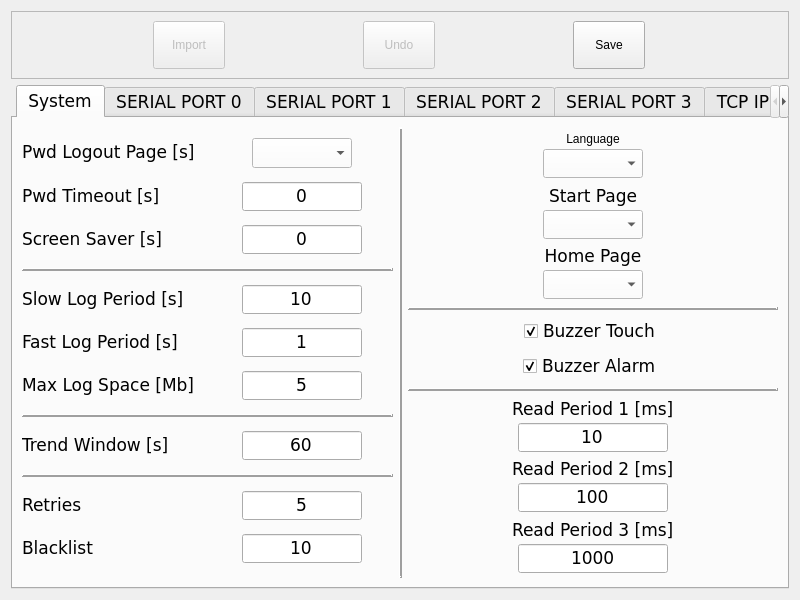
Qt form cte/mectsettings.ui (MECTsrl/mect_plugins) before a commit.
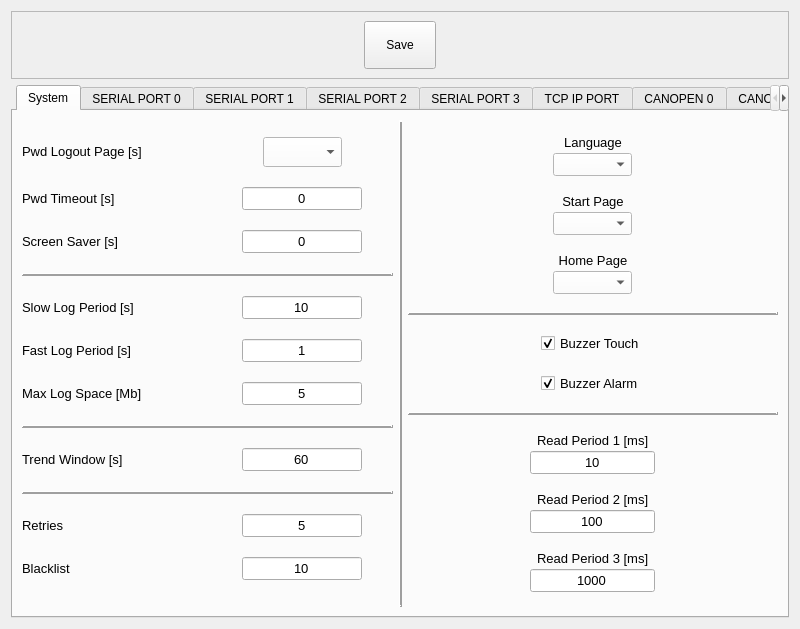
The same form after that commit. The open tabs and pages were chosen to show the change.

Diff of the .ui file:
```diff
--- a/cte/mectsettings.ui
+++ b/cte/mectsettings.ui
@@ -7,7 +7,7 @@
     <x>0</x>
     <y>0</y>
     <width>800</width>
-    <height>600</height>
+    <height>629</height>
    </rect>
   </property>
   <property name="windowTitle">
@@ -44,82 +44,6 @@
       <number>1</number>
      </property>
      <layout class="QHBoxLayout" name="horizontalLayout_3">
-      <item>
-       <widget class="QPushButton" name="cmdImport">
-        <property name="enabled">
-         <bool>false</bool>
-        </property>
-        <property name="minimumSize">
-         <size>
-          <width>72</width>
-          <height>48</height>
-         </size>
-        </property>
-        <property name="maximumSize">
-         <size>
-          <width>72</width>
-          <height>48</height>
-         </size>
-        </property>
-        <property name="font">
-         <font>
-          <family>MS Shell Dlg 2</family>
-          <weight>50</weight>
-          <bold>false</bold>
-         </font>
-        </property>
-        <property name="toolTip">
-         <string>Import User Data from another Cross Table File</string>
-        </property>
-        <property name="text">
-         <string>Import</string>
-        </property>
-        <property name="checkable">
-         <bool>false</bool>
-        </property>
-        <property name="autoDefault">
-         <bool>false</bool>
-        </property>
-       </widget>
-      </item>
-      <item>
-       <widget class="QPushButton" name="cmdUndo">
-        <property name="enabled">
-         <bool>false</bool>
-        </property>
-        <property name="minimumSize">
-         <size>
-          <width>72</width>
-          <height>48</height>
-         </size>
-        </property>
-        <property name="maximumSize">
-         <size>
-          <width>72</width>
-          <height>48</height>
-         </size>
-        </property>
-        <property name="font">
-         <font>
-          <family>MS Shell Dlg 2</family>
-          <weight>50</weight>
-          <bold>false</bold>
-         </font>
-        </property>
-        <property name="toolTip">
-         <string>Undo Changes</string>
-        </property>
-        <property name="text">
-         <string>Undo</string>
-        </property>
-        <property name="checkable">
-         <bool>false</bool>
-        </property>
-        <property name="autoDefault">
-         <bool>false</bool>
-        </property>
-       </widget>
-      </item>
       <item>
        <widget class="QPushButton" name="cmdSave">
         <property name="enabled">
@@ -171,8 +95,8 @@
      </property>
      <property name="font">
       <font>
-       <family>DejaVu Sans</family>
-       <pointsize>13</pointsize>
+       <family>MS Shell Dlg 2</family>
+       <pointsize>9</pointsize>
        <weight>50</weight>
        <italic>false</italic>
        <bold>false</bold>
@@ -288,8 +212,8 @@
            </property>
            <property name="font">
             <font>
-             <family>DejaVu Sans</family>
-             <pointsize>13</pointsize>
+             <family>MS Shell Dlg 2</family>
+             <pointsize>10</pointsize>
              <weight>50</weight>
              <italic>false</italic>
              <bold>false</bold>
@@ -328,8 +252,8 @@
            </property>
            <property name="font">
             <font>
-             <family>DejaVu Sans</family>
-             <pointsize>13</pointsize>
+             <family>MS Shell Dlg 2</family>
+             <pointsize>10</pointsize>
              <weight>50</weight>
              <italic>false</italic>
              <bold>false</bold>
@@ -362,8 +286,8 @@
            </property>
            <property name="font">
             <font>
-             <family>DejaVu Sans</family>
-             <pointsize>13</pointsize>
+             <family>MS Shell Dlg 2</family>
+             <pointsize>10</pointsize>
              <weight>50</weight>
              <italic>false</italic>
              <bold>false</bold>
@@ -396,8 +320,8 @@
            </property>
            <property name="font">
             <font>
-             <family>DejaVu Sans</family>
-             <pointsize>13</pointsize>
+             <family>MS Shell Dlg 2</family>
+             <pointsize>10</pointsize>
              <weight>50</weight>
              <italic>false</italic>
              <bold>false</bold>
@@ -424,8 +348,8 @@
            </property>
            <property name="font">
             <font>
-             <family>DejaVu Sans</family>
-             <pointsize>13</pointsize>
+             <family>MS Shell Dlg 2</family>
+             <pointsize>10</pointsize>
              <weight>50</weight>
              <italic>false</italic>
              <bold>false</bold>
@@ -455,8 +379,8 @@
            </property>
            <property name="font">
             <font>
-             <family>DejaVu Sans</family>
-             <pointsize>13</pointsize>
+             <family>MS Shell Dlg 2</family>
+             <pointsize>10</pointsize>
              <weight>50</weight>
              <italic>false</italic>
              <bold>false</bold>
@@ -486,8 +410,8 @@
            </property>
            <property name="font">
             <font>
-             <family>DejaVu Sans</family>
-             <pointsize>13</pointsize>
+             <family>MS Shell Dlg 2</family>
+             <pointsize>10</pointsize>
              <weight>50</weight>
              <italic>false</italic>
              <bold>false</bold>
@@ -514,8 +438,8 @@
            </property>
            <property name="font">
             <font>
-             <family>DejaVu Sans</family>
-             <pointsize>13</pointsize>
+             <family>MS Shell Dlg 2</family>
+             <pointsize>10</pointsize>
              <weight>50</weight>
              <italic>false</italic>
              <bold>false</bold>
@@ -542,8 +466,8 @@
            </property>
            <property name="font">
             <font>
-             <family>DejaVu Sans</family>
-             <pointsize>13</pointsize>
+             <family>MS Shell Dlg 2</family>
+             <pointsize>10</pointsize>
              <weight>50</weight>
              <italic>false</italic>
              <bold>false</bold>
@@ -570,8 +494,8 @@
            </property>
            <property name="font">
             <font>
-             <family>DejaVu Sans</family>
-             <pointsize>13</pointsize>
+             <family>MS Shell Dlg 2</family>
+             <pointsize>10</pointsize>
              <weight>50</weight>
              <italic>false</italic>
              <bold>false</bold>
@@ -660,8 +584,8 @@
            </property>
            <property name="font">
             <font>
-             <family>DejaVu Sans</family>
-             <pointsize>13</pointsize>
+             <family>MS Shell Dlg 2</family>
+             <pointsize>10</pointsize>
              <weight>50</weight>
              <italic>false</italic>
              <bold>false</bold>
@@ -688,8 +612,8 @@
            </property>
            <property name="font">
             <font>
-             <family>DejaVu Sans</family>
-             <pointsize>13</pointsize>
+             <family>MS Shell Dlg 2</family>
+             <pointsize>10</pointsize>
              <weight>50</weight>
              <italic>false</italic>
              <bold>false</bold>
@@ -716,8 +640,8 @@
            </property>
            <property name="font">
             <font>
-             <family>DejaVu Sans</family>
-             <pointsize>13</pointsize>
+             <family>MS Shell Dlg 2</family>
+             <pointsize>10</pointsize>
              <weight>50</weight>
              <italic>false</italic>
              <bold>false</bold>
@@ -753,8 +677,8 @@
            </property>
            <property name="font">
             <font>
-             <family>DejaVu Sans</family>
-             <pointsize>13</pointsize>
+             <family>MS Shell Dlg 2</family>
+             <pointsize>10</pointsize>
              <weight>50</weight>
              <italic>false</italic>
              <bold>false</bold>
@@ -790,8 +714,8 @@
            </property>
            <property name="font">
             <font>
-             <family>DejaVu Sans</family>
-             <pointsize>13</pointsize>
+             <family>MS Shell Dlg 2</family>
+             <pointsize>10</pointsize>
              <weight>50</weight>
              <italic>false</italic>
              <bold>false</bold>
@@ -824,8 +748,8 @@
            </property>
            <property name="font">
             <font>
-             <family>DejaVu Sans</family>
-             <pointsize>13</pointsize>
+             <family>MS Shell Dlg 2</family>
+             <pointsize>10</pointsize>
              <weight>50</weight>
              <italic>false</italic>
              <bold>false</bold>
@@ -864,8 +788,8 @@
            </property>
            <property name="font">
             <font>
-             <family>DejaVu Sans</family>
-             <pointsize>13</pointsize>
+             <family>MS Shell Dlg 2</family>
+             <pointsize>10</pointsize>
              <weight>50</weight>
              <italic>false</italic>
              <bold>false</bold>
@@ -898,8 +822,8 @@
            </property>
            <property name="font">
             <font>
-             <family>DejaVu Sans</family>
-             <pointsize>13</pointsize>
+             <family>MS Shell Dlg 2</family>
+             <pointsize>10</pointsize>
              <weight>50</weight>
              <italic>false</italic>
              <bold>false</bold>
@@ -963,6 +887,12 @@
              <verstretch>0</verstretch>
             </sizepolicy>
            </property>
+           <property name="font">
+            <font>
+             <family>MS Shell Dlg 2</family>
+             <pointsize>10</pointsize>
+            </font>
+           </property>
            <property name="focusPolicy">
             <enum>Qt::NoFocus</enum>
            </property>
@@ -993,8 +923,8 @@
            </property>
            <property name="font">
             <font>
-             <family>DejaVu Sans</family>
-             <pointsize>13</pointsize>
+             <family>MS Shell Dlg 2</family>
+             <pointsize>10</pointsize>
              <weight>50</weight>
              <italic>false</italic>
              <bold>false</bold>
@@ -1037,8 +967,8 @@
            </property>
            <property name="font">
             <font>
-             <family>DejaVu Sans</family>
-             <pointsize>13</pointsize>
+             <family>MS Shell Dlg 2</family>
+             <pointsize>10</pointsize>
              <weight>50</weight>
              <italic>false</italic>
              <bold>false</bold>
@@ -1074,8 +1004,8 @@
            </property>
            <property name="font">
             <font>
-             <family>DejaVu Sans</family>
-             <pointsize>13</pointsize>
+             <family>MS Shell Dlg 2</family>
+             <pointsize>10</pointsize>
              <weight>50</weight>
              <italic>false</italic>
              <bold>false</bold>
@@ -1118,8 +1048,8 @@
            </property>
            <property name="font">
             <font>
-             <family>DejaVu Sans</family>
-             <pointsize>13</pointsize>
+             <family>MS Shell Dlg 2</family>
+             <pointsize>10</pointsize>
              <weight>50</weight>
              <italic>false</italic>
              <bold>false</bold>
@@ -1161,8 +1091,8 @@
            </property>
            <property name="font">
             <font>
-             <family>DejaVu Sans</family>
-             <pointsize>13</pointsize>
+             <family>MS Shell Dlg 2</family>
+             <pointsize>10</pointsize>
              <weight>50</weight>
              <italic>false</italic>
              <bold>false</bold>
@@ -1261,8 +1191,8 @@
            </property>
            <property name="font">
             <font>
-             <family>DejaVu Sans</family>
-             <pointsize>13</pointsize>
+             <family>MS Shell Dlg 2</family>
+             <pointsize>10</pointsize>
              <weight>50</weight>
              <italic>false</italic>
              <bold>false</bold>
@@ -1311,8 +1241,8 @@
            </property>
            <property name="font">
             <font>
-             <family>DejaVu Sans</family>
-             <pointsize>13</pointsize>
+             <family>MS Shell Dlg 2</family>
+             <pointsize>10</pointsize>
              <weight>50</weight>
              <italic>false</italic>
              <bold>false</bold>
@@ -1414,8 +1344,8 @@
            </property>
            <property name="font">
             <font>
-             <family>DejaVu Sans</family>
-             <pointsize>13</pointsize>
+             <family>MS Shell Dlg 2</family>
+             <pointsize>10</pointsize>
              <weight>50</weight>
              <italic>false</italic>
              <bold>false</bold>
@@ -1448,8 +1378,8 @@
            </property>
            <property name="font">
             <font>
-             <family>DejaVu Sans</family>
-             <pointsize>13</pointsize>
+             <family>MS Shell Dlg 2</family>
+             <pointsize>10</pointsize>
              <weight>50</weight>
              <italic>false</italic>
              <bold>false</bold>
@@ -1501,8 +1431,8 @@
            </property>
            <property name="font">
             <font>
-             <family>DejaVu Sans</family>
-             <pointsize>13</pointsize>
+             <family>MS Shell Dlg 2</family>
+             <pointsize>10</pointsize>
              <weight>50</weight>
              <italic>false</italic>
              <bold>false</bold>
@@ -1535,8 +1465,8 @@
            </property>
            <property name="font">
             <font>
-             <family>DejaVu Sans</family>
-             <pointsize>13</pointsize>
+             <family>MS Shell Dlg 2</family>
+             <pointsize>10</pointsize>
              <weight>50</weight>
              <italic>false</italic>
              <bold>false</bold>
@@ -1585,8 +1515,8 @@
            </property>
            <property name="font">
             <font>
-             <family>DejaVu Sans</family>
-             <pointsize>13</pointsize>
+             <family>MS Shell Dlg 2</family>
+             <pointsize>10</pointsize>
              <weight>50</weight>
              <italic>false</italic>
              <bold>false</bold>
@@ -1619,8 +1549,8 @@
            </property>
            <property name="font">
             <font>
-             <family>DejaVu Sans</family>
-             <pointsize>13</pointsize>
+             <family>MS Shell Dlg 2</family>
+             <pointsize>10</pointsize>
              <weight>50</weight>
              <italic>false</italic>
              <bold>false</bold>
```
Left out of the diff: 278 changed lines with no effect on the pictures.
